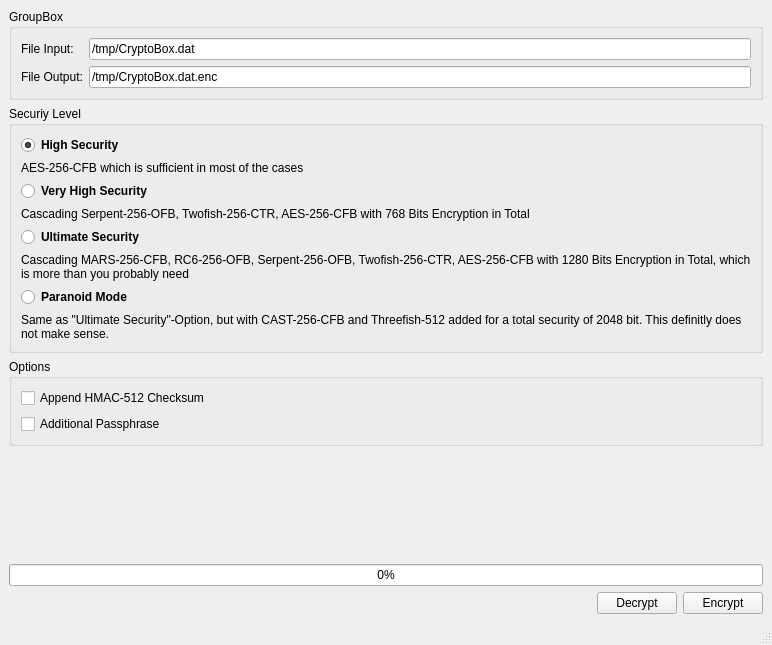
jowin202/FuckTheNSA, file mainwindow.ui: the form before one commit.
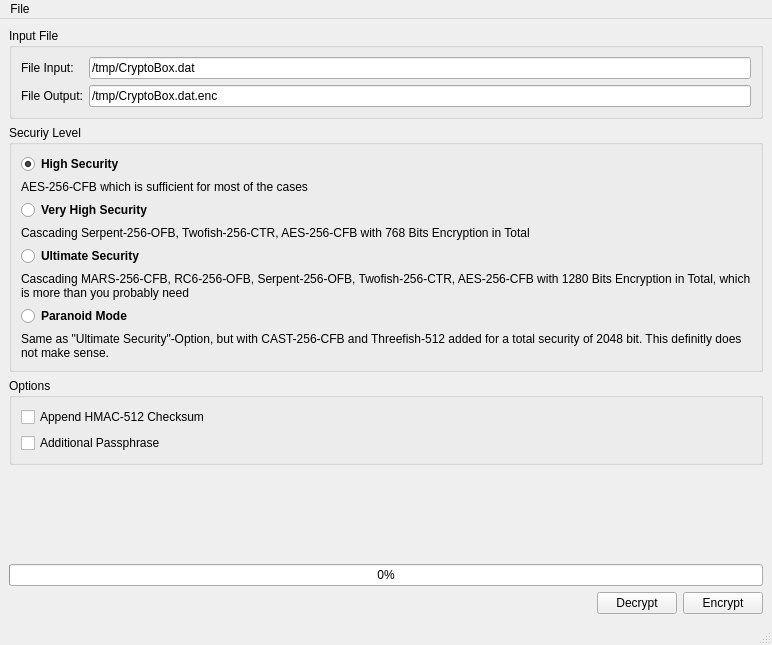
The form after the commit.

What changed in the file:
```diff
--- a/mainwindow.ui
+++ b/mainwindow.ui
@@ -103,7 +103,7 @@
          <item row="1" column="0">
           <widget class="QLabel" name="label">
            <property name="text">
-            <string>AES-256-CFB which is sufficient in most of the cases</string>
+            <string>AES-256-CFB which is sufficient for most of the cases</string>
            </property>
            <property name="wordWrap">
             <bool>true</bool>
@@ -170,7 +170,7 @@
     <item row="0" column="0">
      <widget class="QGroupBox" name="groupBox_3">
       <property name="title">
-       <string>GroupBox</string>
+       <string>Input File</string>
       </property>
       <layout class="QGridLayout" name="gridLayout_7">
        <item row="0" column="0">
@@ -253,6 +253,13 @@
      <height>30</height>
     </rect>
    </property>
+   <widget class="QMenu" name="menuFile">
+    <property name="title">
+     <string>File</string>
+    </property>
+    <addaction name="actionOptions"/>
+   </widget>
+   <addaction name="menuFile"/>
   </widget>
   <widget class="QStatusBar" name="statusbar"/>
  </widget>
```
Left out of the diff: 8 changed lines with no effect on the pictures.
